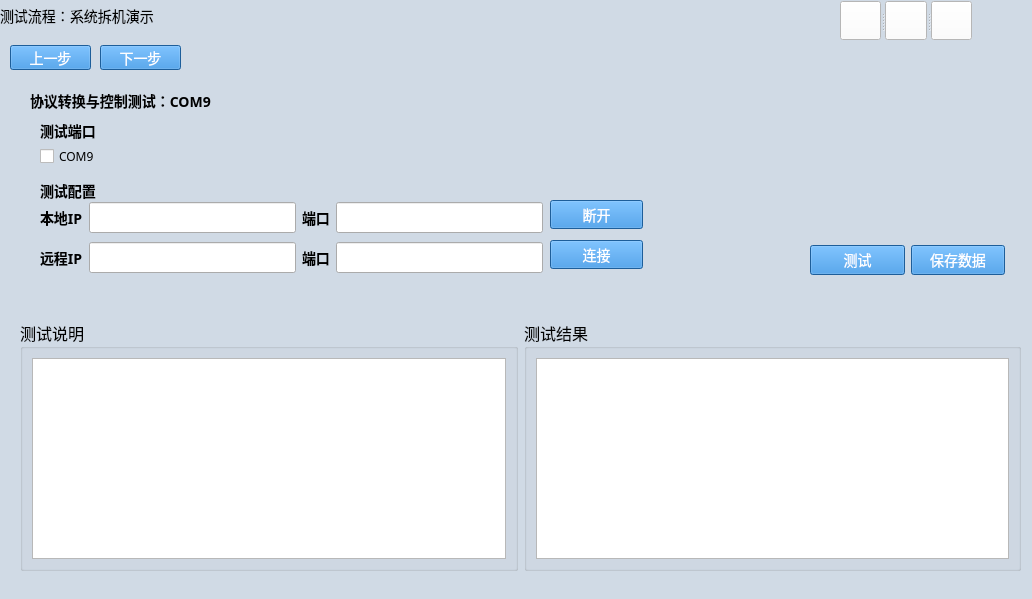
The window that ui/COM_CONTROL_DEVICE.ui (gaoxingyu-hub/HUA54testframework) describes before a commit, drawn with Qt 5.
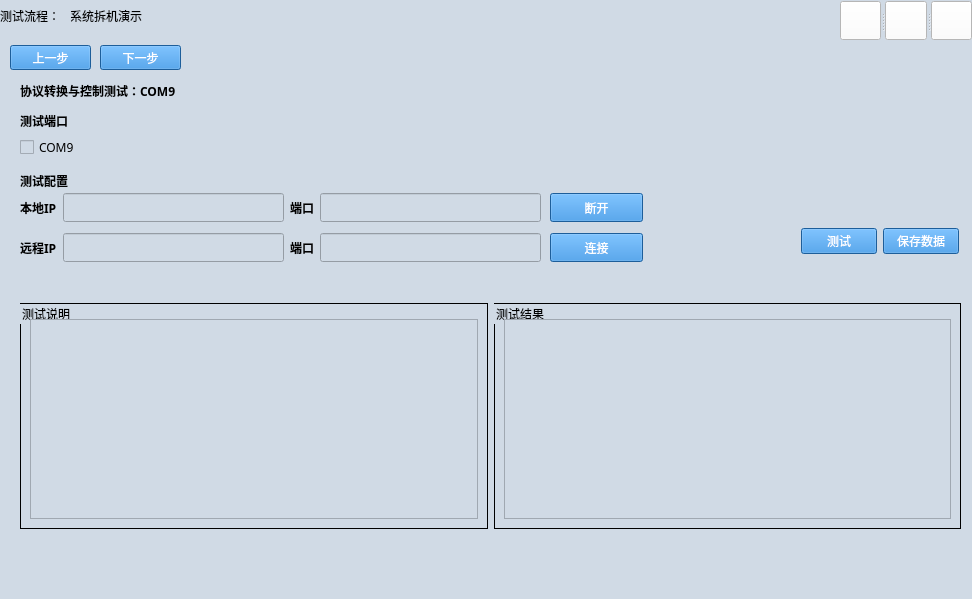
The same window after the commit. The open tabs and pages were chosen to show the change. Icons and pictures are not drawn.

Commit message: 主界面增加状态栏自动清空功能 增加ui文件及eric6工程 通信控制设备测试开发

Diff of the .ui file:
```diff
--- a/ui/COM_CONTROL_DEVICE.ui
+++ b/ui/COM_CONTROL_DEVICE.ui
@@ -6,7 +6,7 @@
    <rect>
     <x>0</x>
     <y>0</y>
-    <width>1032</width>
+    <width>972</width>
     <height>599</height>
    </rect>
   </property>
@@ -23,25 +23,45 @@
    <string notr="true">QDialog{
 background-color:#D0DAE5;
 }
+
 QTextBrower{
 background-color:#D0DAE5;
 }
 
+QLineEdit{
+background-color:#D0DAE5;
+}
+
+QWidget{
+background-color:#D0DAE5;
+}
+
+QStackedWidget{
+background-color:#D0DAE5;
+}
+
 QHeaderView{
 background-color:#D0DAE5;
 }
 
 QLabel{
-font-size:14px;
+font-size:12px;
 font-family:Microsoft YaHei;
+background-color:#D0DAE5;
 }
 
 QPushButton{         /*按钮自适应拉伸背景*/
 border-width: 2px 15px 2px 15px;
 background-color:#2884D8;
 color: #FFFFFF;
-font-size:14px;
+font-size:12px;
 font-family:Microsoft YaHei;
+}
+
+QGroupBox{
+font-size:12px;
+font-family:Microsoft YaHei;
+border:1px solid rgb(0, 0, 0); 
 }</string>
   </property>
   <widget class="QWidget" name="gridLayoutWidget">
@@ -49,7 +69,7 @@
     <rect>
      <x>0</x>
      <y>40</y>
-     <width>1031</width>
+     <width>971</width>
      <height>551</height>
     </rect>
    </property>
@@ -62,7 +82,7 @@
       <property name="font">
        <font>
         <family>Microsoft YaHei</family>
-        <pointsize>14</pointsize>
+        <pointsize>12</pointsize>
        </font>
       </property>
       <widget class="QWidget" name="page_disassemble">
@@ -225,9 +245,9 @@
         <property name="geometry">
          <rect>
           <x>10</x>
-          <y>50</y>
+          <y>40</y>
           <width>1011</width>
-          <height>481</height>
+          <height>491</height>
          </rect>
         </property>
         <property name="font">
@@ -1221,22 +1241,202 @@
          </widget>
         </widget>
         <widget class="QWidget" name="testexecute_page6">
-         <widget class="QWidget" name="layoutWidget_9">
+         <widget class="QLabel" name="testexecute_page6_label_18">
           <property name="geometry">
            <rect>
             <x>10</x>
-            <y>230</y>
-            <width>1001</width>
-            <height>251</height>
+            <y>90</y>
+            <width>153</width>
+            <height>21</height>
+           </rect>
+          </property>
+          <property name="font">
+           <font>
+            <family>Microsoft YaHei</family>
+            <pointsize>-1</pointsize>
+            <weight>75</weight>
+            <bold>true</bold>
+           </font>
+          </property>
+          <property name="text">
+           <string>测试配置</string>
+          </property>
+         </widget>
+         <widget class="QLabel" name="testexecute_page6_label_21">
+          <property name="geometry">
+           <rect>
+            <x>10</x>
+            <y>0</y>
+            <width>241</width>
+            <height>21</height>
+           </rect>
+          </property>
+          <property name="font">
+           <font>
+            <family>Microsoft YaHei</family>
+            <pointsize>-1</pointsize>
+            <weight>75</weight>
+            <bold>true</bold>
+           </font>
+          </property>
+          <property name="text">
+           <string>协议转换与控制测试：COM9</string>
+          </property>
+         </widget>
+         <widget class="QPushButton" name="testexecute_page6_pushButton_local_disconnet">
+          <property name="geometry">
+           <rect>
+            <x>540</x>
+            <y>113</y>
+            <width>93</width>
+            <height>29</height>
+           </rect>
+          </property>
+          <property name="text">
+           <string>断开</string>
+          </property>
+         </widget>
+         <widget class="QLabel" name="testexecute_page6_label_24">
+          <property name="geometry">
+           <rect>
+            <x>10</x>
+            <y>30</y>
+            <width>153</width>
+            <height>21</height>
+           </rect>
+          </property>
+          <property name="font">
+           <font>
+            <family>Microsoft YaHei</family>
+            <pointsize>-1</pointsize>
+            <weight>75</weight>
+            <bold>true</bold>
+           </font>
+          </property>
+          <property name="text">
+           <string>测试端口</string>
+          </property>
+         </widget>
+         <widget class="QPushButton" name="testexecute_page6_pushButton_remote_link">
+          <property name="geometry">
+           <rect>
+            <x>540</x>
+            <y>153</y>
+            <width>93</width>
+            <height>29</height>
+           </rect>
+          </property>
+          <property name="text">
+           <string>连接</string>
+          </property>
+         </widget>
+         <widget class="QWidget" name="layoutWidget">
+          <property name="geometry">
+           <rect>
+            <x>10</x>
+            <y>153</y>
+            <width>521</width>
+            <height>29</height>
+           </rect>
+          </property>
+          <layout class="QGridLayout" name="gridLayout_25">
+           <item row="0" column="0">
+            <widget class="QLabel" name="testexecute_page6_label_22">
+             <property name="font">
+              <font>
+               <family>Microsoft YaHei</family>
+               <pointsize>-1</pointsize>
+               <weight>75</weight>
+               <bold>true</bold>
+              </font>
+             </property>
+             <property name="text">
+              <string>远程IP</string>
+             </property>
+            </widget>
+           </item>
+           <item row="0" column="1">
+            <widget class="QLineEdit" name="testexecute_page6_lineEdit_remote_ip">
+             <property name="font">
+              <font>
+               <family>Microsoft YaHei</family>
+               <pointsize>12</pointsize>
+              </font>
+             </property>
+            </widget>
+           </item>
+           <item row="0" column="2">
+            <widget class="QLabel" name="testexecute_page6_label_23">
+             <property name="font">
+              <font>
+               <family>Microsoft YaHei</family>
+               <pointsize>-1</pointsize>
+               <weight>75</weight>
+               <bold>true</bold>
+              </font>
+             </property>
+             <property name="text">
+              <string>端口</string>
+             </property>
+            </widget>
+           </item>
+           <item row="0" column="3">
+            <widget class="QLineEdit" name="testexecute_page6_lineEdit_remote_port">
+             <property name="font">
+              <font>
+               <family>Microsoft YaHei</family>
+               <pointsize>12</pointsize>
+              </font>
+             </property>
+            </widget>
+           </item>
+          </layout>
+         </widget>
+         <widget class="QWidget" name="layoutWidget">
+          <property name="geometry">
+           <rect>
+            <x>791</x>
+            <y>146</y>
+            <width>158</width>
+            <height>30</height>
            </rect>
           </property>
           <layout class="QGridLayout" name="gridLayout_21">
            <item row="0" column="0">
+            <widget class="QPushButton" name="testexecute_page6_pushButton_execute">
+             <property name="text">
+              <string>测试</string>
+             </property>
+            </widget>
+           </item>
+           <item row="0" column="1">
+            <widget class="QPushButton" name="testexecute_page6_pushButton_savedata">
+             <property name="text">
+              <string>保存数据</string>
+             </property>
+            </widget>
+           </item>
+          </layout>
+         </widget>
+         <widget class="QWidget" name="layoutWidget">
+          <property name="geometry">
+           <rect>
+            <x>10</x>
+            <y>223</y>
+            <width>941</width>
+            <height>226</height>
+           </rect>
+          </property>
+          <layout class="QGridLayout" name="gridLayout_22">
+           <item row="0" column="0">
             <widget class="QGroupBox" name="groupBox_7">
              <property name="title">
               <string>测试说明</string>
              </property>
-             <layout class="QGridLayout" name="gridLayout_22">
+             <layout class="QGridLayout" name="gridLayout_23">
+              <property name="topMargin">
+               <number>15</number>
+              </property>
               <item row="0" column="0">
                <widget class="QTextBrowser" name="testexecute_page6_textBrowser_guide"/>
               </item>
@@ -1248,7 +1448,10 @@
              <property name="title">
               <string>测试结果</string>
              </property>
-             <layout class="QGridLayout" name="gridLayout_23">
+             <layout class="QGridLayout" name="gridLayout_26">
+              <property name="topMargin">
+               <number>15</number>
+              </property>
               <item row="0" column="0">
                <widget class="QTextBrowser" name="testexecute_page6_textBrowser_log"/>
               </item>
@@ -1257,63 +1460,17 @@
            </item>
           </layout>
          </widget>
-         <widget class="QLabel" name="testexecute_page6_label_18">
+         <widget class="QWidget" name="layoutWidget">
           <property name="geometry">
            <rect>
-            <x>30</x>
-            <y>90</y>
-            <width>153</width>
-            <height>21</height>
-           </rect>
-          </property>
-          <property name="font">
-           <font>
-            <family>Microsoft YaHei</family>
-            <pointsize>-1</pointsize>
-            <weight>75</weight>
-            <bold>true</bold>
-           </font>
-          </property>
-          <property name="text">
-           <string>测试配置</string>
-          </property>
-         </widget>
-         <widget class="QWidget" name="layoutWidget_10">
-          <property name="geometry">
-           <rect>
-            <x>30</x>
-            <y>50</y>
-            <width>375</width>
-            <height>33</height>
+            <x>10</x>
+            <y>113</y>
+            <width>521</width>
+            <height>29</height>
            </rect>
           </property>
           <layout class="QGridLayout" name="gridLayout_24">
            <item row="0" column="0">
-            <widget class="QCheckBox" name="testexecute_page6_checkBox_com9">
-             <property name="font">
-              <font>
-               <family>Microsoft YaHei</family>
-               <pointsize>9</pointsize>
-              </font>
-             </property>
-             <property name="text">
-              <string>COM9</string>
-             </property>
-            </widget>
-           </item>
-          </layout>
-         </widget>
-         <widget class="QWidget" name="layoutWidget_11">
-          <property name="geometry">
-           <rect>
-            <x>30</x>
-            <y>110</y>
-            <width>503</width>
-            <height>35</height>
-           </rect>
-          </property>
-          <layout class="QGridLayout" name="gridLayout_25">
-           <item row="0" column="0">
             <widget class="QLabel" name="testexecute_page6_label_19">
              <property name="font">
               <font>
@@ -1365,162 +1522,31 @@
            </item>
           </layout>
          </widget>
-         <widget class="QLabel" name="testexecute_page6_label_21">
+         <widget class="QWidget" name="layoutWidget">
           <property name="geometry">
            <rect>
-            <x>20</x>
-            <y>0</y>
-            <width>241</width>
-            <height>21</height>
-           </rect>
-          </property>
-          <property name="font">
-           <font>
-            <family>Microsoft YaHei</family>
-            <pointsize>-1</pointsize>
-            <weight>75</weight>
-            <bold>true</bold>
-           </font>
-          </property>
-          <property name="text">
-           <string>协议转换与控制测试：COM9</string>
-          </property>
-         </widget>
-         <widget class="QWidget" name="layoutWidget_12">
-          <property name="geometry">
-           <rect>
-            <x>800</x>
-            <y>150</y>
-            <width>195</width>
-            <height>41</height>
-           </rect>
-          </property>
-          <layout class="QGridLayout" name="gridLayout_26">
-           <item row="0" column="0">
-            <widget class="QPushButton" name="testexecute_page6_pushButton_execute">
-             <property name="text">
-              <string>测试</string>
-             </property>
-            </widget>
-           </item>
-           <item row="0" column="1">
-            <widget class="QPushButton" name="testexecute_page6_pushButton_savedata">
-             <property name="text">
-              <string>保存数据</string>
-             </property>
-            </widget>
-           </item>
-          </layout>
-         </widget>
-         <widget class="QPushButton" name="testexecute_page6_pushButton_local_disconnet">
-          <property name="geometry">
-           <rect>
-            <x>540</x>
-            <y>110</y>
-            <width>93</width>
-            <height>29</height>
-           </rect>
-          </property>
-          <property name="text">
-           <string>断开</string>
-          </property>
-         </widget>
-         <widget class="QWidget" name="layoutWidget_13">
-          <property name="geometry">
-           <rect>
-            <x>30</x>
-            <y>150</y>
-            <width>503</width>
-            <height>35</height>
+            <x>10</x>
+            <y>56</y>
+            <width>128</width>
+            <height>23</height>
            </rect>
           </property>
           <layout class="QGridLayout" name="gridLayout_27">
            <item row="0" column="0">
-            <widget class="QLabel" name="testexecute_page6_label_22">
+            <widget class="QCheckBox" name="testexecute_page6_checkBox_com9">
              <property name="font">
               <font>
                <family>Microsoft YaHei</family>
-               <pointsize>-1</pointsize>
-               <weight>75</weight>
-               <bold>true</bold>
+               <pointsize>9</pointsize>
               </font>
              </property>
              <property name="text">
-              <string>远程IP</string>
-             </property>
-            </widget>
-           </item>
-           <item row="0" column="1">
-            <widget class="QLineEdit" name="testexecute_page6_lineEdit_remote_ip">
-             <property name="font">
-              <font>
-               <family>Microsoft YaHei</family>
-               <pointsize>12</pointsize>
-              </font>
-             </property>
-            </widget>
-           </item>
-           <item row="0" column="2">
-            <widget class="QLabel" name="testexecute_page6_label_23">
-             <property name="font">
-              <font>
-               <family>Microsoft YaHei</family>
-               <pointsize>-1</pointsize>
-               <weight>75</weight>
-               <bold>true</bold>
-              </font>
-             </property>
-             <property name="text">
-              <string>端口</string>
-             </property>
-            </widget>
-           </item>
-           <item row="0" column="3">
-            <widget class="QLineEdit" name="testexecute_page6_lineEdit_remote_port">
-             <property name="font">
-              <font>
-               <family>Microsoft YaHei</family>
-               <pointsize>12</pointsize>
-              </font>
+              <string>COM9</string>
              </property>
             </widget>
            </item>
           </layout>
          </widget>
-         <widget class="QLabel" name="testexecute_page6_label_24">
-          <property name="geometry">
-           <rect>
-            <x>30</x>
-            <y>30</y>
-            <width>153</width>
-            <height>21</height>
-           </rect>
-          </property>
-          <property name="font">
-           <font>
-            <family>Microsoft YaHei</family>
-            <pointsize>-1</pointsize>
-            <weight>75</weight>
-            <bold>true</bold>
-           </font>
-          </property>
-          <property name="text">
-           <string>测试端口</string>
-          </property>
-         </widget>
-         <widget class="QPushButton" name="testexecute_page6_pushButton_remote_link">
-          <property name="geometry">
-           <rect>
-            <x>540</x>
-            <y>150</y>
-            <width>93</width>
-            <height>29</height>
-           </rect>
-          </property>
-          <property name="text">
-           <string>连接</string>
-          </property>
-         </widget>
         </widget>
        </widget>
       </widget>
```
Left out of the diff: 775 changed lines with no effect on the pictures. The commit also changes 24 other files.
